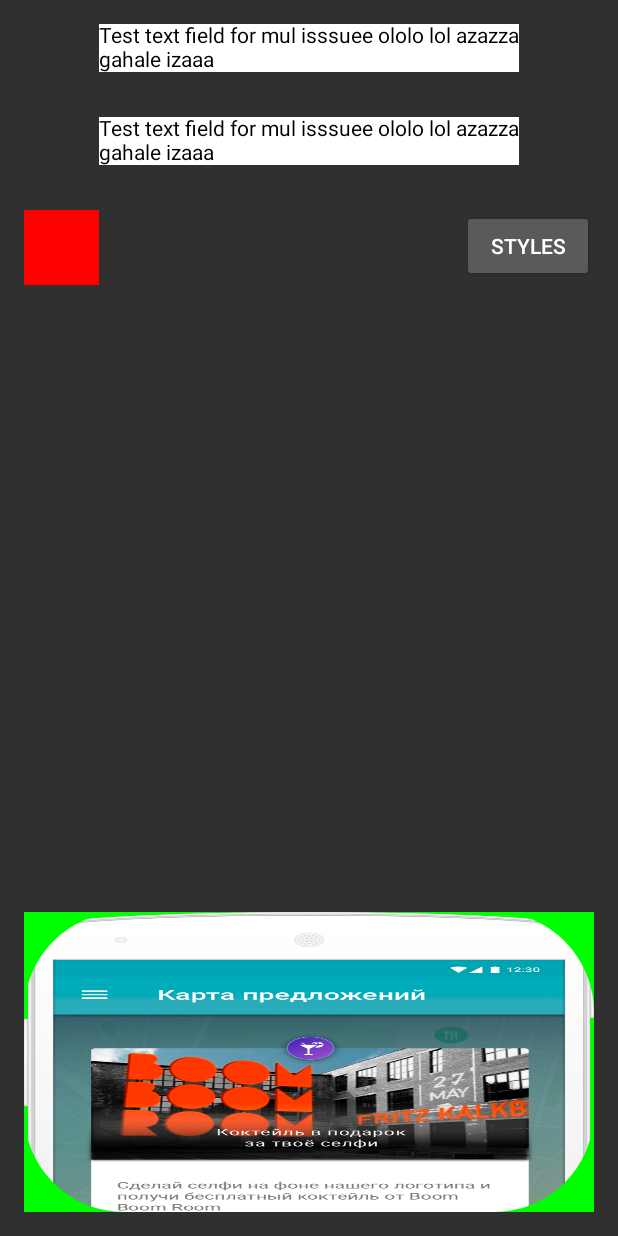
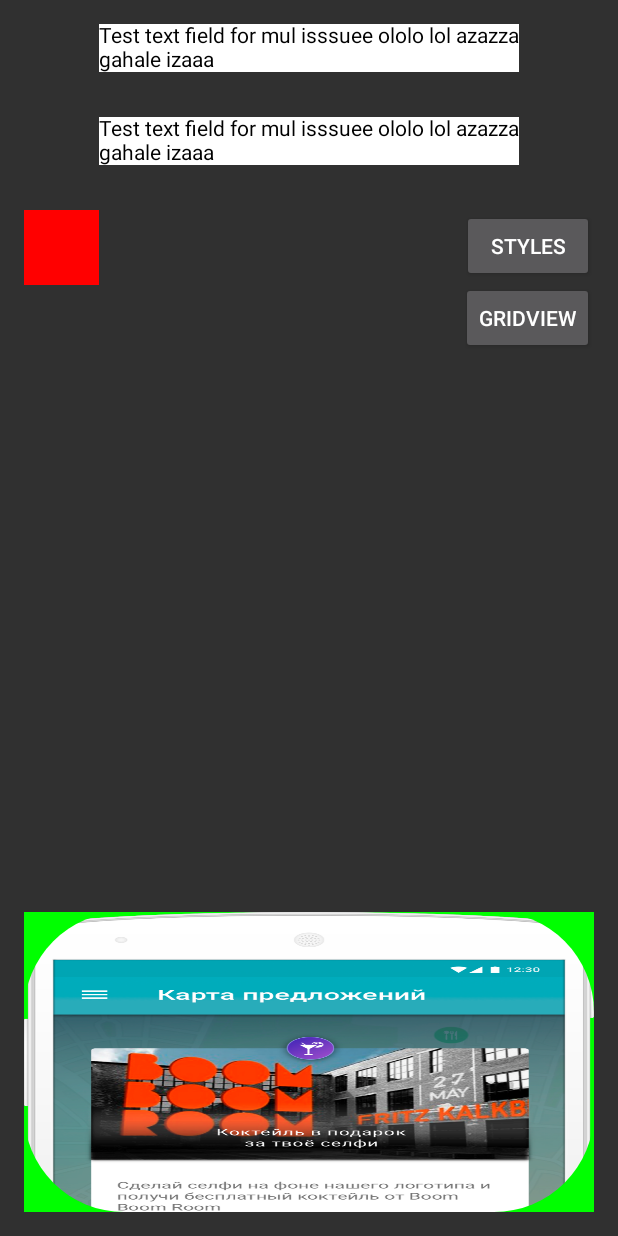
Before and after one commit to cucumber007/prototypes, an Android app: the ViewsActivity screen opened directly, with no data from a screen before it, on a phone screen of 412 x 824 dp. Run offline under Robolectric (Android 15) with nearby library versions, the phone set to English and light mode, and no system bars; our stand-ins replace ButterKnife.

Commit message:
GridView

```diff
--- a/app/src/main/AndroidManifest.xml
+++ b/app/src/main/AndroidManifest.xml
@@ -128,6 +128,8 @@
             android:label="@string/title_activity_tabbed"
             android:theme="@style/AppTheme">
         </activity>
+        <activity android:name=".activities._ui.views.GridViewActivity">
+        </activity>
     </application>
 
 </manifest>
--- a/app/src/main/java/com/cucumber007/prototypes/activities/_ui/viewpager/ViewpagerActivity.java
+++ b/app/src/main/java/com/cucumber007/prototypes/activities/_ui/viewpager/ViewpagerActivity.java
@@ -17,7 +17,8 @@ public class ViewPagerActivity extends AppCompatActivity {
 
     //todo endless pager
     //todo pager cache > 3
-    //fragment pager
+    //todo fragment pager
+    //todo pagertabstrip
 
     @Override
     protected void onCreate(Bundle savedInstanceState) {
--- a/app/src/main/java/com/cucumber007/prototypes/activities/_ui/views/ViewsActivity.java
+++ b/app/src/main/java/com/cucumber007/prototypes/activities/_ui/views/ViewsActivity.java
@@ -65,4 +65,9 @@ public class ViewsActivity extends Activity {
     void click() {
         startActivity(new Intent(this, StylesActivity.class));
     }
+
+    @OnClick(R.id.button13)
+    void click1() {
+        startActivity(new Intent(this, GridViewActivity.class));
+    }
 }
--- a/app/src/main/res/layout/activity_views.xml
+++ b/app/src/main/res/layout/activity_views.xml
@@ -75,6 +75,15 @@
             android:layout_alignParentRight="true"
             android:layout_alignParentEnd="true"/>
 
+        <Button
+            android:layout_width="wrap_content"
+            android:layout_height="wrap_content"
+            android:text="GridView"
+            android:id="@+id/button13"
+            android:layout_below="@+id/button8"
+            android:layout_alignParentRight="true"
+            android:layout_alignParentEnd="true"/>
+
         <ImageView
             android:layout_width="match_parent"
             android:layout_height="200dp"
```
Also changed, not shown: app/src/main/java/com/cucumber007/prototypes/activities/_ui/views/GridViewActivity.java (added, +33 -0 lines), app/src/main/res/layout/activity_grid_view.xml (added, +22 -0 lines), 1 other file.
